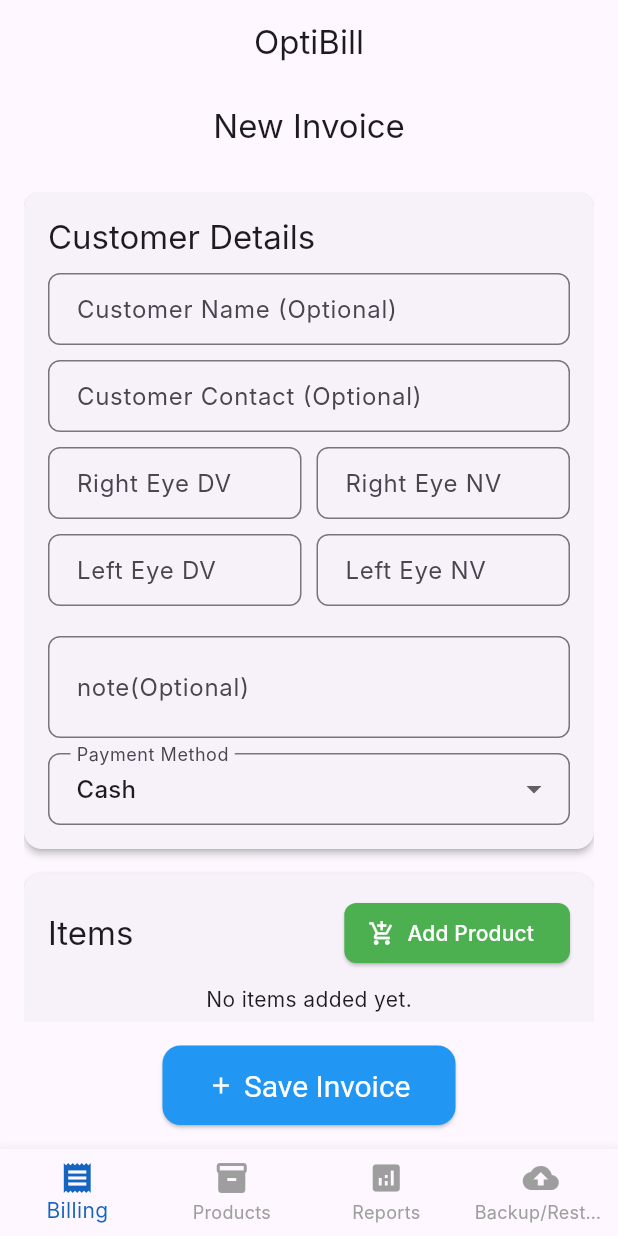
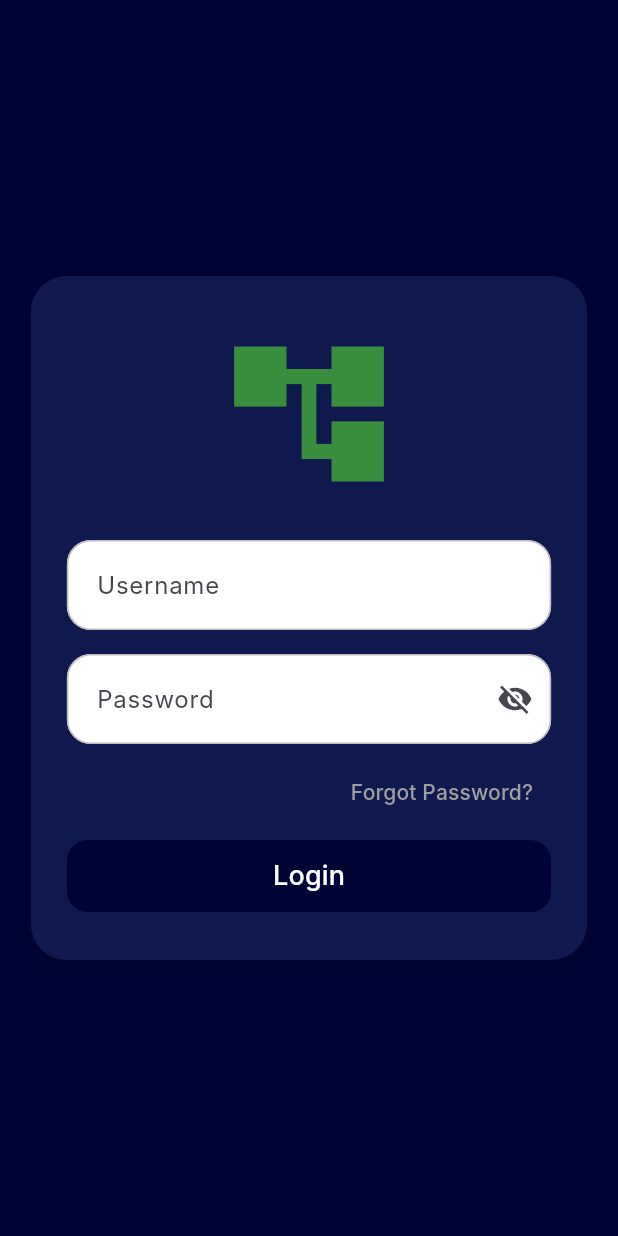
Before and after one commit to NaurasShaji/Optibill, a Flutter app: the screen it shows after launch, on a phone screen of 412 x 824 dp. Run offline on Flutter 3.47's test engine with Material 3 defaults, Android fonts, the phone set to English and light mode, and no system bars; our stand-ins replace google_sign_in, hive, hive_flutter, pdf, printing; missing offline and left inert: excel, googleapis; accounts and stored records are empty; Roboto replaces fonts that are missing (Inter).

Commit message:
Updated code after changes 4

```diff
--- a/lib/main.dart
+++ b/lib/main.dart
@@ -9,7 +9,7 @@
 import 'package:optibill/models/invoice.dart';
 
 // Import your screens
-import 'package:optibill/screens/home_screen.dart';
+import 'package:optibill/screens/login_screen.dart';
 
 void main() async {
   WidgetsFlutterBinding.ensureInitialized();
@@ -29,6 +29,8 @@
   await Hive.openBox<Frame>('frames');
   await Hive.openBox<Lens>('lenses');
   await Hive.openBox<Invoice>('invoices');
+  // Add a box for user credentials (username/password)
+  await Hive.openBox('user_credentials');
 
   runApp(const MyApp());
 }
@@ -45,7 +47,8 @@
         visualDensity: VisualDensity.adaptivePlatformDensity,
         fontFamily: 'Inter', // Using Inter font as requested
       ),
-      home: const HomeScreen(),
+      home: const LoginScreen(),
+      debugShowCheckedModeBanner: false,
     );
   }
 }
--- a/lib/screens/add_edit_product_screen.dart
+++ b/lib/screens/add_edit_product_screen.dart
@@ -35,7 +35,7 @@
         _sellingPriceController.text = widget.product.sellingPrice.toString();
         _costPriceController.text = widget.product.costPrice.toString();
         _brandCompanyController.text = widget.product.brand;
-        _stockController.text = widget.product.stock.toString();
+        _stockController.text = widget.product.stock.toInt().toString();
         _descriptionController.text = widget.product.description ?? '';
       } else if (widget.product is Lens) {
         _productType = 'Lens';
@@ -43,7 +43,7 @@
         _sellingPriceController.text = widget.product.sellingPrice.toString();
         _costPriceController.text = widget.product.costPrice.toString();
         _brandCompanyController.text = widget.product.company;
-        _stockController.text = widget.product.stock.toString();
+        _stockController.text = widget.product.stock.toInt().toString();
         _descriptionController.text = widget.product.description ?? '';
       }
     }
--- a/lib/screens/billing_screen.dart
+++ b/lib/screens/billing_screen.dart
@@ -380,18 +380,7 @@
     final formatDate = DateFormat('dd-MM-yyyy HH:mm');
 
     return Scaffold(
-      appBar: AppBar(
-        title: Text(_editingInvoiceId != null ? 'Edit Invoice' : 'New Invoice'),
-        centerTitle: true,
-        leading: _editingInvoiceId != null
-            ? IconButton(
-          icon: const Icon(Icons.arrow_back),
-          onPressed: () {
-            Navigator.of(context).pop();
-          },
-        )
-            : null,
-      ),
+
       body: Padding(
         padding: const EdgeInsets.all(16.0),
         child: Column(
--- /dev/null
+++ b/lib/screens/login_screen.dart
@@ -0,0 +1,185 @@
+import 'package:flutter/material.dart';
+import 'package:optibill/screens/home_screen.dart'; // Make sure this path is correct
+import 'package:hive/hive.dart';
+
+class LoginScreen extends StatefulWidget {
+  const LoginScreen({super.key});
+
+  @override
+  _LoginScreenState createState() => _LoginScreenState();
+}
+
+class _LoginScreenState extends State<LoginScreen> {
+  final TextEditingController usernameController = TextEditingController();
+  final TextEditingController passwordController = TextEditingController();
+  bool _isPasswordVisible = false;
+
+  @override
+  void dispose() {
+    // Always dispose of controllers to free up resources.
+    usernameController.dispose();
+    passwordController.dispose();
+    super.dispose();
+  }
+
+  /// Handles the login process.
+  ///
+  /// Checks for empty fields and validates the entered username and password
+  /// against stored credentials in Hive.
+  Future<void> _login() async {
+    final String enteredUsername = usernameController.text;
+    final String enteredPassword = passwordController.text;
+
+    if (enteredUsername.isEmpty || enteredPassword.isEmpty) {
+      ScaffoldMessenger.of(context).showSnackBar(
+        const SnackBar(
+          content: Text('Please fill in all fields'),
+          backgroundColor: Colors.orange,
+        ),
+      );
+      return;
+    }
+
+    final userBox = await Hive.openBox('user_credentials');
+    // If no credentials exist, set default admin/password123
+    if (!userBox.containsKey('username') || !userBox.containsKey('password')) {
+      await userBox.put('username', 'admin');
+      await userBox.put('password', 'password123');
+    }
+    final storedUsername = userBox.get('username');
+    final storedPassword = userBox.get('password');
+
+    if (enteredUsername == storedUsername && enteredPassword == storedPassword) {
+      Navigator.pushReplacement(
+        context,
+        MaterialPageRoute(builder: (context) => const HomeScreen()),
+      );
+    } else {
+      ScaffoldMessenger.of(context).showSnackBar(
+        const SnackBar(
+          content: Text('Invalid username or password'),
+          backgroundColor: Colors.red,
+        ),
+      );
+    }
+  }
+
+  @override
+  Widget build(BuildContext context) {
+    return Scaffold(
+      backgroundColor: const Color(0xFF000435), // Dark blue background
+      body: Center(
+        child: SingleChildScrollView(
+          child: Container(
+            width: MediaQuery.of(context).size.width * 0.9,
+            padding: const EdgeInsets.symmetric(horizontal: 24, vertical: 32),
+            decoration: BoxDecoration(
+              color: const Color(0xFF10194E),
+              borderRadius: BorderRadius.circular(24),
+              boxShadow: const [
+                BoxShadow(
+                  color: Colors.black12,
+                  blurRadius: 16,
+                  offset: Offset(0, 8),
+                ),
+              ],
+            ),
+            child: Column(
+              mainAxisSize: MainAxisSize.min,
+              children: [
+                // Logo
+                Container(
+                  margin: const EdgeInsets.only(bottom: 24),
+                  height: 120,
+                  child: FittedBox(
+                    fit: BoxFit.contain,
+                    child: Icon(Icons.account_tree, size: 120, color: Colors.green[700]), // Placeholder logo
+                  ),
+                  // To use your own logo, replace with: Image.asset('assets/logo.png', height: 120)
+                ),
+                // Username
+                TextField(
+                  controller: usernameController,
+                  decoration: InputDecoration(
+                    hintText: 'Username',
+                    filled: true,
+                    fillColor: Colors.white,
+                    contentPadding: const EdgeInsets.symmetric(horizontal: 16, vertical: 18),
+                    border: OutlineInputBorder(
+                      borderRadius: BorderRadius.circular(16),
+                      borderSide: BorderSide(color: Colors.grey.shade400),
+                    ),
+                    enabledBorder: OutlineInputBorder(
+                      borderRadius: BorderRadius.circular(16),
+                      borderSide: BorderSide(color: Colors.grey.shade400),
+                    ),
+                  ),
+                ),
+                const SizedBox(height: 16),
+                // Password
+                TextField(
+                  controller: passwordController,
+                  obscureText: !_isPasswordVisible,
+                  decoration: InputDecoration(
+                    hintText: 'Password',
+                    filled: true,
+                    fillColor: Colors.white,
+                    contentPadding: const EdgeInsets.symmetric(horizontal: 16, vertical: 18),
+                    border: OutlineInputBorder(
+                      borderRadius: BorderRadius.circular(16),
+                      borderSide: BorderSide(color: Colors.grey.shade400),
+                    ),
+                    enabledBorder: OutlineInputBorder(
+                      borderRadius: BorderRadius.circular(16),
+                      borderSide: BorderSide(color: Colors.grey.shade400),
+                    ),
+                    suffixIcon: IconButton(
+                      icon: Icon(_isPasswordVisible ? Icons.visibility : Icons.visibility_off),
+                      onPressed: () {
+                        setState(() {
+                          _isPasswordVisible = !_isPasswordVisible;
+                        });
+                      },
+                    ),
+                  ),
+                ),
+                const SizedBox(height: 8),
+                // Forgot Password
+                Row(
+                  mainAxisAlignment: MainAxisAlignment.end,
+                  children: [
+                    TextButton(
+                      onPressed: () {
+                        // TODO: Add forgot password logic
+                      },
+                      child: const Text('Forgot Password?', style: TextStyle(color: Colors.grey)),
+                    ),
+                  ],
+                ),
+                const SizedBox(height: 8),
+                // Login Button
+                SizedBox(
+                  width: double.infinity,
+                  height: 48,
+                  child: ElevatedButton(
+                    // The onPressed callback now calls the _login function.
+                    onPressed: _login,
+                    style: ElevatedButton.styleFrom(
+                      backgroundColor: const Color(0xFF000435),
+                      foregroundColor: Colors.white,
+                      elevation: 0,
+                      shape: RoundedRectangleBorder(
+                        borderRadius: BorderRadius.circular(14),
+                      ),
+                    ),
+                    child: const Text('Login', style: TextStyle(fontSize: 18, color: Colors.white)),
+                  ),
+                ),
+              ],
+            ),
+          ),
+        ),
+      ),
+    );
+  }
+}
--- a/lib/screens/product_list_screen.dart
+++ b/lib/screens/product_list_screen.dart
@@ -249,7 +249,7 @@
                                   String type = product is Frame ? 'Frame' : 'Lens';
                                   String brandCompany = product is Frame ? product.brand : product.company;
                                   String sellingPrice = formatCurrency.format(product.sellingPrice);
-                                  String stock = product is Frame ? product.stock.toString() : product.stock.toString();
+                                  String stock = product is Frame ? product.stock.toInt().toString() : product.stock.toString();
                                   String costPrice = formatCurrency.format(product.costPrice);
 
                                   return DataRow(
```
Also changed, not shown: lib/screens/home_screen.dart (+70 -1 lines), lib/screens/settings_screen.dart (added, +161 -0 lines).
